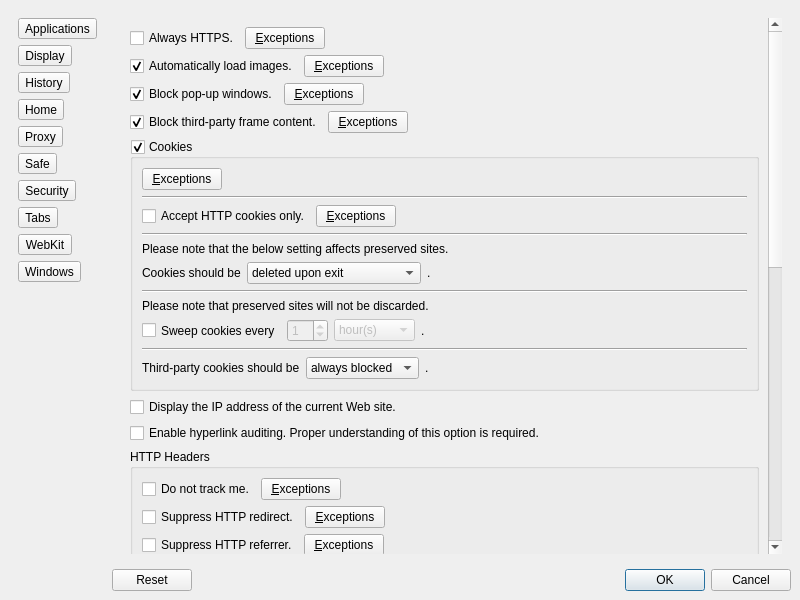
This is Version 1.x/UI/settings.ui in textbrowser/dooble as Qt 5 draws it before an edit. The edited form follows.
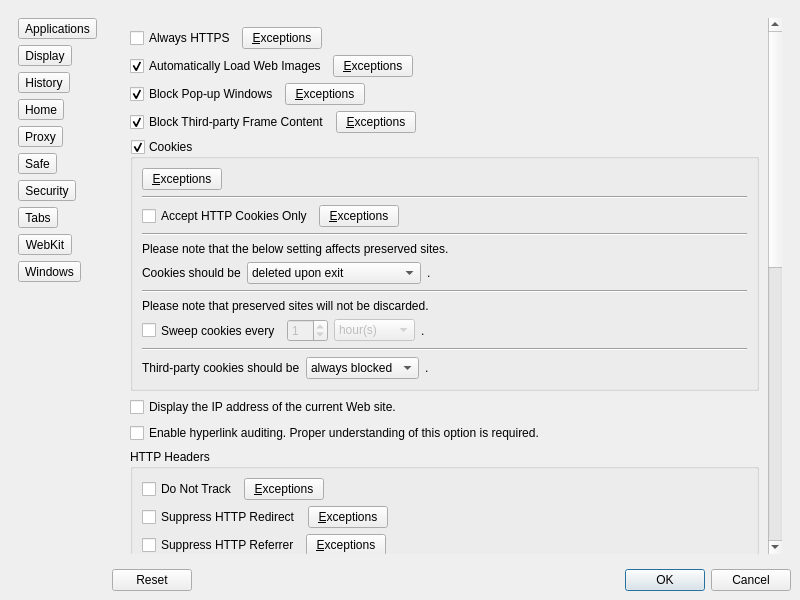
This is the edited form. The open tabs and pages were chosen to show the change. Custom widgets are drawn as their Qt base class.

```diff
--- a/Version 1.x/UI/settings.ui
+++ b/Version 1.x/UI/settings.ui
@@ -3055,9 +3055,9 @@
              <property name="geometry">
               <rect>
                <x>0</x>
-               <y>-994</y>
-               <width>609</width>
-               <height>1497</height>
+               <y>0</y>
+               <width>526</width>
+               <height>1350</height>
               </rect>
              </property>
              <layout class="QVBoxLayout" name="verticalLayout_19">
@@ -3072,7 +3072,7 @@
                    </sizepolicy>
                   </property>
                   <property name="text">
-                   <string>Always HTTPS.</string>
+                   <string>Always HTTPS</string>
                   </property>
                  </widget>
                 </item>
@@ -3109,7 +3109,7 @@
                    </sizepolicy>
                   </property>
                   <property name="text">
-                   <string>Automatically load images.</string>
+                   <string>Automatically Load Web Images</string>
                   </property>
                   <property name="checked">
                    <bool>true</bool>
@@ -3149,7 +3149,7 @@
                    </sizepolicy>
                   </property>
                   <property name="text">
-                   <string>Block pop-up windows.</string>
+                   <string>Block Pop-up Windows</string>
                   </property>
                   <property name="checked">
                    <bool>true</bool>
@@ -3189,7 +3189,7 @@
                    </sizepolicy>
                   </property>
                   <property name="text">
-                   <string>Block third-party frame content.</string>
+                   <string>Block Third-party Frame Content</string>
                   </property>
                   <property name="checked">
                    <bool>true</bool>
@@ -3275,7 +3275,7 @@
                       </sizepolicy>
                      </property>
                      <property name="text">
-                      <string>Accept HTTP cookies only.</string>
+                      <string>Accept HTTP Cookies Only</string>
                      </property>
                     </widget>
                    </item>
@@ -3575,7 +3575,7 @@
                       </sizepolicy>
                      </property>
                      <property name="text">
-                      <string>Do not track me.</string>
+                      <string>Do Not Track</string>
                      </property>
                     </widget>
                    </item>
@@ -3612,7 +3612,7 @@
                       </sizepolicy>
                      </property>
                      <property name="text">
-                      <string>Suppress HTTP redirect.</string>
+                      <string>Suppress HTTP Redirect</string>
                      </property>
                      <property name="checked">
                       <bool>false</bool>
@@ -3652,7 +3652,7 @@
                       </sizepolicy>
                      </property>
                      <property name="text">
-                      <string>Suppress HTTP referrer.</string>
+                      <string>Suppress HTTP Referrer</string>
                      </property>
                      <property name="checked">
                       <bool>false</bool>
```
Left out of the diff: 95 changed lines with no effect on the pictures.
